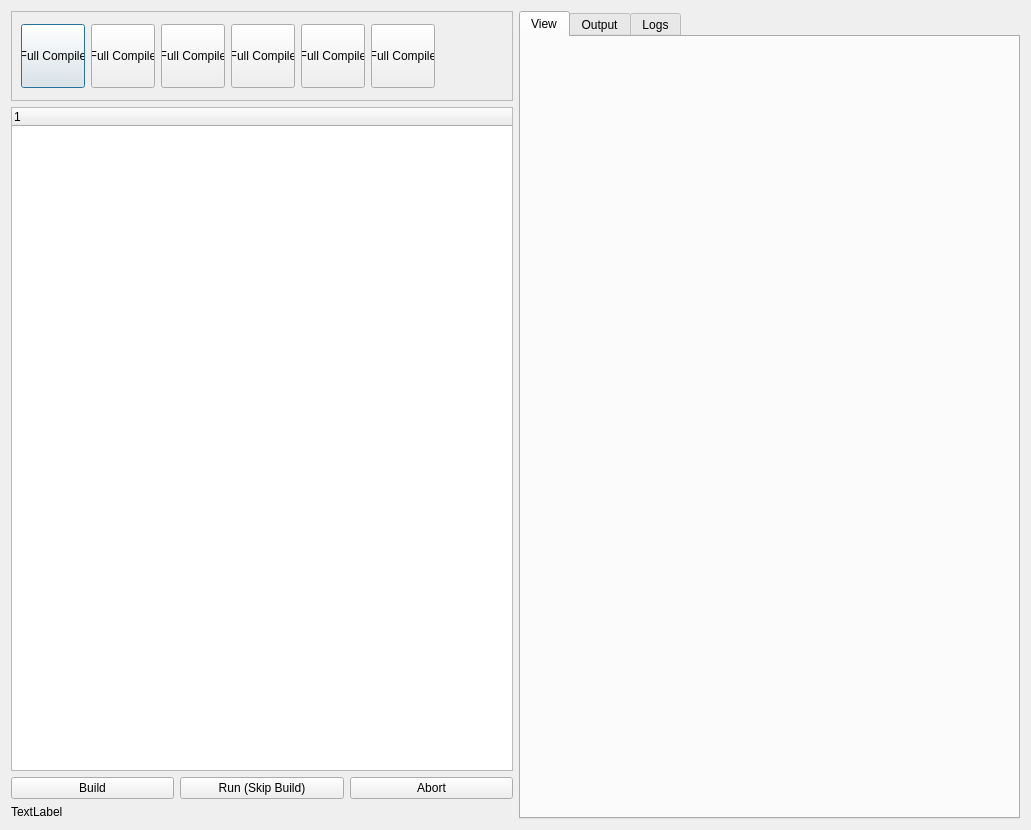
The window that src/forms/mapbuilder/main.ui (dertwist/Hammer5Tools) describes before a commit, drawn with Qt 5.
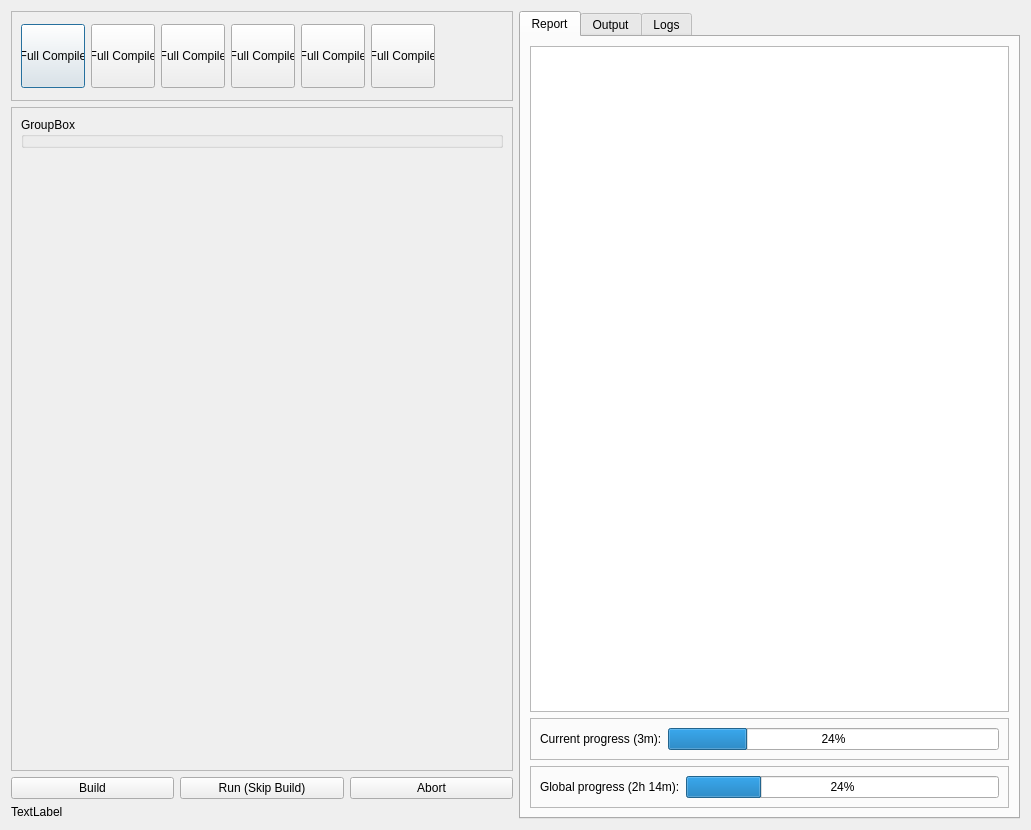
The same window after the commit. Icons and pictures are not drawn.

What changed in the file:
```diff
--- a/src/forms/mapbuilder/main.ui
+++ b/src/forms/mapbuilder/main.ui
@@ -350,12 +350,42 @@
       </widget>
      </item>
      <item>
-      <widget class="QTreeWidget" name="treeWidget_2">
-       <column>
-        <property name="text">
-         <string notr="true">1</string>
+      <widget class="QScrollArea" name="build_settings_area">
+       <property name="widgetResizable">
+        <bool>true</bool>
+       </property>
+       <widget class="QWidget" name="scrollAreaWidgetContents_2">
+        <property name="geometry">
+         <rect>
+          <x>0</x>
+          <y>0</y>
+          <width>500</width>
+          <height>658</height>
+         </rect>
         </property>
-       </column>
+        <layout class="QVBoxLayout" name="verticalLayout">
+         <item>
+          <widget class="QGroupBox" name="groupBox">
+           <property name="title">
+            <string>GroupBox</string>
+           </property>
+          </widget>
+         </item>
+         <item>
+          <spacer name="verticalSpacer">
+           <property name="orientation">
+            <enum>Qt::Orientation::Vertical</enum>
+           </property>
+           <property name="sizeHint" stdset="0">
+            <size>
+             <width>20</width>
+             <height>615</height>
+            </size>
+           </property>
+          </spacer>
+         </item>
+        </layout>
+       </widget>
       </widget>
      </item>
      <item>
@@ -401,8 +431,65 @@
        </property>
        <widget class="QWidget" name="tab">
         <attribute name="title">
-         <string>View</string>
+         <string>Report</string>
         </attribute>
+        <layout class="QVBoxLayout" name="verticalLayout_5">
+         <item>
+          <widget class="QListWidget" name="report_widget"/>
+         </item>
+         <item>
+          <widget class="QFrame" name="frame_2">
+           <property name="frameShape">
+            <enum>QFrame::Shape::StyledPanel</enum>
+           </property>
+           <property name="frameShadow">
+            <enum>QFrame::Shadow::Raised</enum>
+           </property>
+           <layout class="QHBoxLayout" name="horizontalLayout_5">
+            <item>
+             <widget class="QLabel" name="current_state_label">
+              <property name="text">
+               <string>Current progress (3m):</string>
+              </property>
+             </widget>
+            </item>
+            <item>
+             <widget class="QProgressBar" name="current_state_progressbar">
+              <property name="value">
+               <number>24</number>
+              </property>
+             </widget>
+            </item>
+           </layout>
+          </widget>
+         </item>
+         <item>
+          <widget class="QFrame" name="frame">
+           <property name="frameShape">
+            <enum>QFrame::Shape::StyledPanel</enum>
+           </property>
+           <property name="frameShadow">
+            <enum>QFrame::Shadow::Raised</enum>
+           </property>
+           <layout class="QHBoxLayout" name="horizontalLayout">
+            <item>
+             <widget class="QLabel" name="global_state_label">
+              <property name="text">
+               <string>Global progress (2h 14m):</string>
+              </property>
+             </widget>
+            </item>
+            <item>
+             <widget class="QProgressBar" name="global_state_progressbar">
+              <property name="value">
+               <number>24</number>
+              </property>
+             </widget>
+            </item>
+           </layout>
+          </widget>
+         </item>
+        </layout>
        </widget>
        <widget class="QWidget" name="tab_2">
         <attribute name="title">
```
Left out of the diff: 22 changed lines with no effect on the pictures.
